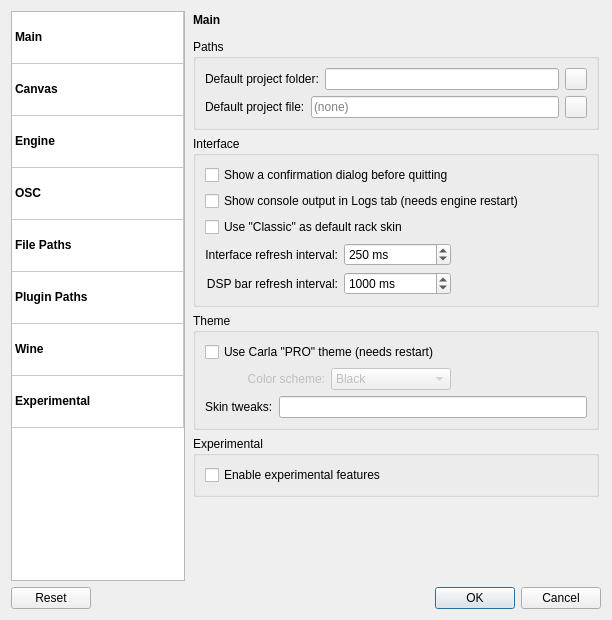
First picture: the form in resources/ui/carla_settings.ui, repository mxmilkiib/Carla, before the edit.
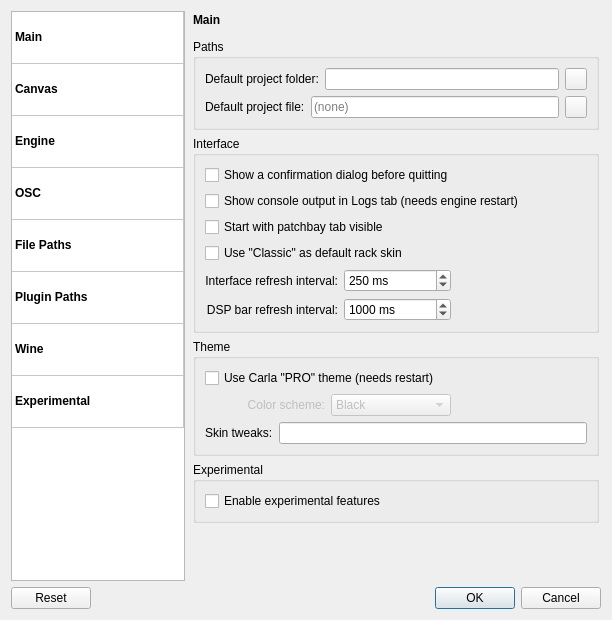
Second picture: the form after the edit. Icons and pictures are not drawn.

Commit message: feature: add start-with-patchbay setting; centre viewport on graph load

What changed in the file:
```diff
--- a/resources/ui/carla_settings.ui
+++ b/resources/ui/carla_settings.ui
@@ -519,6 +519,13 @@
               </property>
              </widget>
             </item>
+            <item row="2" column="0" colspan="3">
+             <widget class="QCheckBox" name="ch_main_start_patchbay">
+              <property name="text">
+               <string>Start with patchbay tab visible</string>
+              </property>
+             </widget>
+            </item>
            </layout>
           </widget>
          </item>
```
The commit also changes 1 other file.
